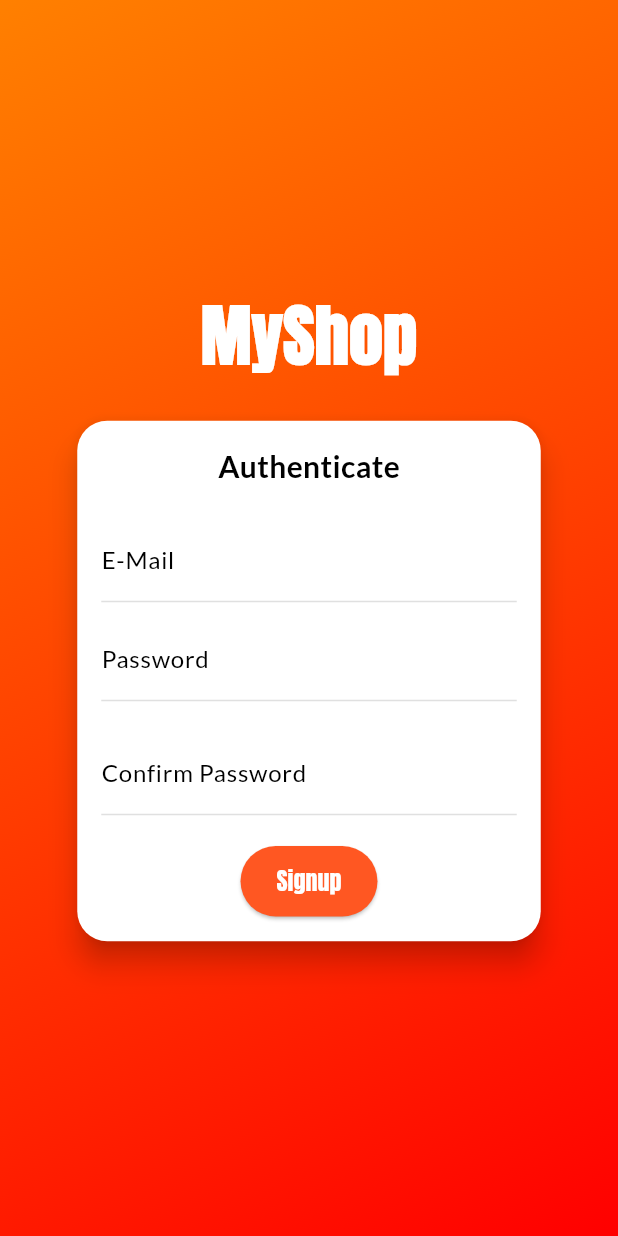
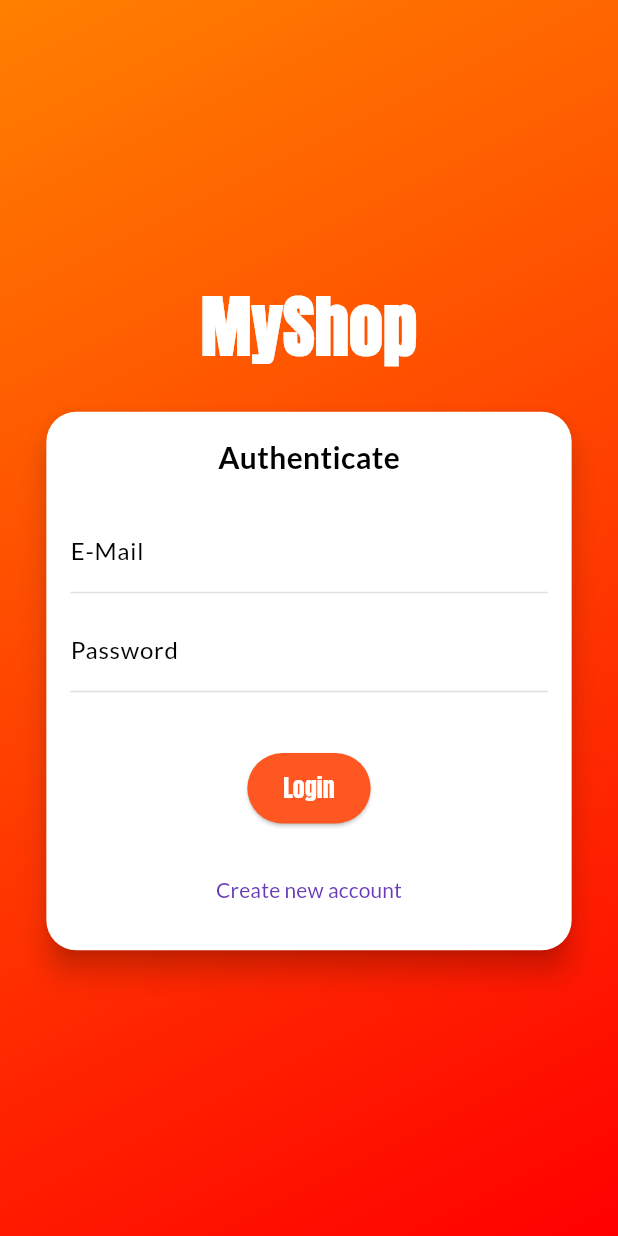
Before and after one commit to dilersik/shop_flutter, a Flutter app: the screen it shows after launch, on a phone screen of 412 x 824 dp. Run offline on Flutter 3.47's test engine with Material 3 defaults, Android fonts, the phone set to English and light mode, and no system bars.

Commit message:
298. Tela de Autenticação #04

```diff
--- a/lib/widgets/auth_form.dart
+++ b/lib/widgets/auth_form.dart
@@ -10,9 +10,11 @@ class AuthForm extends StatefulWidget {
 }
 
 class _AuthFormState extends State<AuthForm> {
+  final _formKey = GlobalKey<FormState>();
   final _passwordController = TextEditingController();
-  _AuthMode _authMode = _AuthMode.Signup;
+  _AuthMode _authMode = _AuthMode.login;
   Map<String, String> _authData = {'email': '', 'password': ''};
+  bool _isLoading = false;
 
   @override
   Widget build(BuildContext context) {
@@ -22,12 +24,17 @@ class _AuthFormState extends State<AuthForm> {
       shape: RoundedRectangleBorder(borderRadius: BorderRadius.circular(20)),
       elevation: 8,
       child: Container(
-        width: deviceSize.width * 0.75,
+        width: deviceSize.width * 0.85,
         padding: const EdgeInsets.all(16),
+        child: Form(
+          key: _formKey,
           child: Column(
             mainAxisSize: MainAxisSize.min,
             children: <Widget>[
-            Text('Authenticate', style: TextStyle(fontWeight: FontWeight.bold, fontSize: 20)),
+              Text(
+                _isLogin() ? 'Authenticate' : 'Register',
+                style: TextStyle(fontWeight: FontWeight.bold, fontSize: 20),
+              ),
               const SizedBox(height: 20),
               TextFormField(
                 decoration: const InputDecoration(labelText: 'E-Mail'),
@@ -41,10 +48,10 @@ class _AuthFormState extends State<AuthForm> {
                 obscureText: true,
                 controller: _passwordController,
                 onSaved: (value) => _authData['password'] = value ?? '',
-              validator: (value) => _authMode == _AuthMode.Login ? null : Validator.validatePassword(value),
+                validator: (value) => _isLogin() ? null : Validator.validatePassword(value),
               ),
               const SizedBox(height: 20),
-            if (_authMode == _AuthMode.Signup)
+              if (_isSignup())
                 TextFormField(
                   decoration: const InputDecoration(labelText: 'Confirm Password'),
                   obscureText: true,
@@ -57,18 +64,40 @@ class _AuthFormState extends State<AuthForm> {
                   },
                 ),
               const SizedBox(height: 20),
-            ElevatedButton(onPressed: _submit, child: Text(_authMode == _AuthMode.Login ? 'Login' : 'Signup')),
+              if (_isLoading)
+                const CircularProgressIndicator()
+              else
+                ElevatedButton(onPressed: _submit, child: Text(_isLogin() ? 'Login' : 'Signup')),
+              const SizedBox(height: 20),
+              TextButton(
+                onPressed: () => _authModeToggle(),
+                child: Text(_isLogin() ? 'Create new account' : 'I already have an account'),
+              ),
             ],
+          ),
         ),
       ),
     );
   }
 
+  bool _isLogin() => _authMode == _AuthMode.login;
+
+  bool _isSignup() => _authMode == _AuthMode.signup;
+
+  void _authModeToggle() => setState(() => _authMode = _isLogin() ? _AuthMode.signup : _AuthMode.login);
+
   void _submit() {
-    // Handle form submission
-    // You can add validation and API calls here
-    print('Form submitted');
+    final isValid = _formKey.currentState?.validate() ?? false;
+    if (!isValid) return;
+
+    setState(() => _isLoading = true);
+    _formKey.currentState?.save();
+
+    if (_isLogin()) {
+    } else {}
+
+    setState(() => _isLoading = false);
   }
 }
 
-enum _AuthMode { Signup, Login }
+enum _AuthMode { signup, login }
```
Lines whose indentation alone changed are shown as unchanged.
